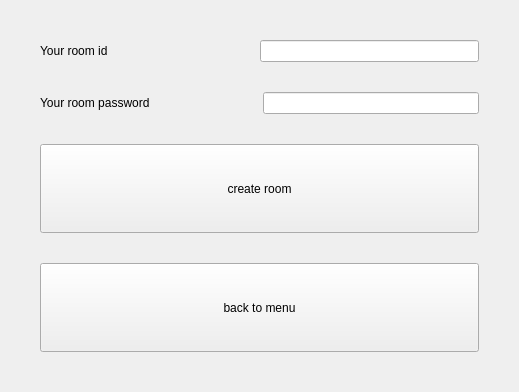
Above: HiddenChess/RoomCreationWidget.ui from Nekttuman/HiddenChess before the change. Below: the same form after it.
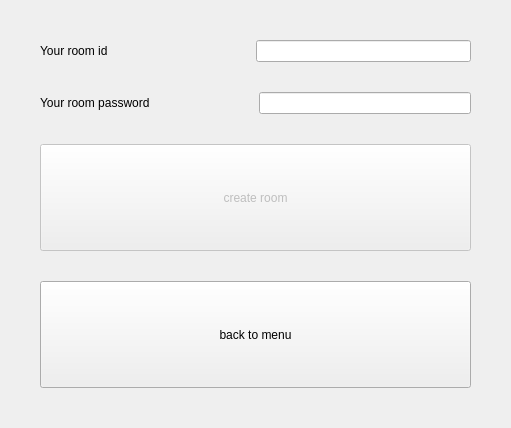
That is the form after the change.

The edit to the form file:
```diff
--- a/HiddenChess/RoomCreationWidget.ui
+++ b/HiddenChess/RoomCreationWidget.ui
@@ -6,8 +6,8 @@
    <rect>
     <x>0</x>
     <y>0</y>
-    <width>519</width>
-    <height>392</height>
+    <width>511</width>
+    <height>428</height>
    </rect>
   </property>
   <property name="windowTitle">
@@ -62,6 +62,9 @@
    </item>
    <item>
     <widget class="QPushButton" name="createRoomButton">
+     <property name="enabled">
+      <bool>false</bool>
+     </property>
      <property name="sizePolicy">
       <sizepolicy hsizetype="Minimum" vsizetype="Minimum">
        <horstretch>0</horstretch>
```
